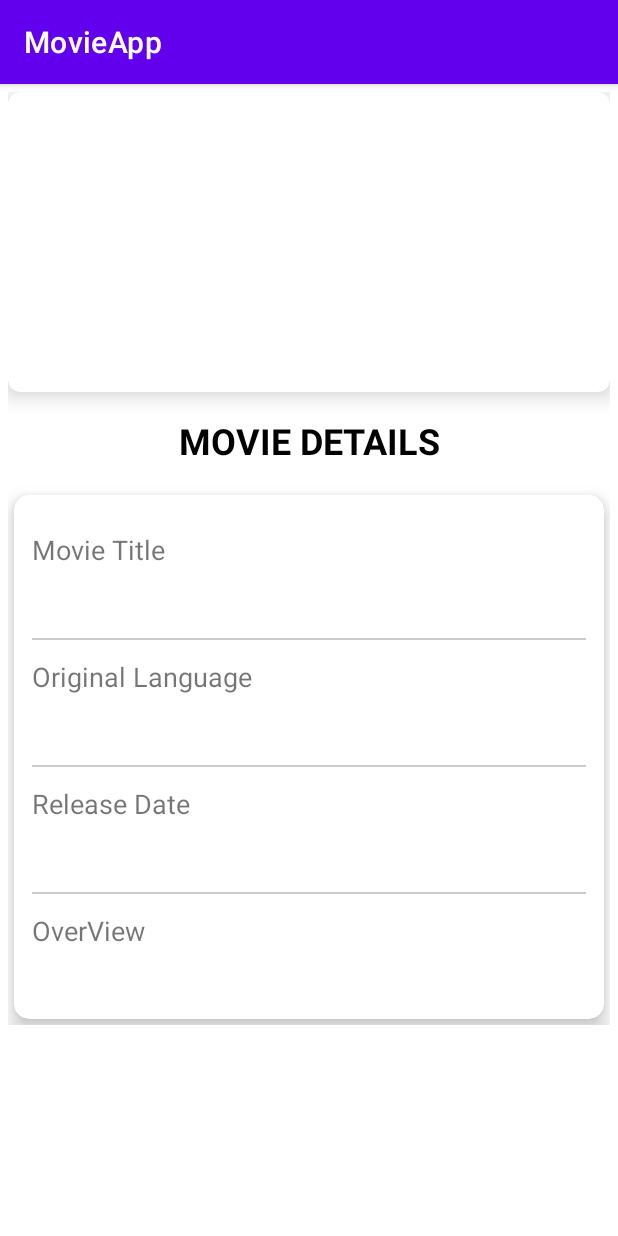
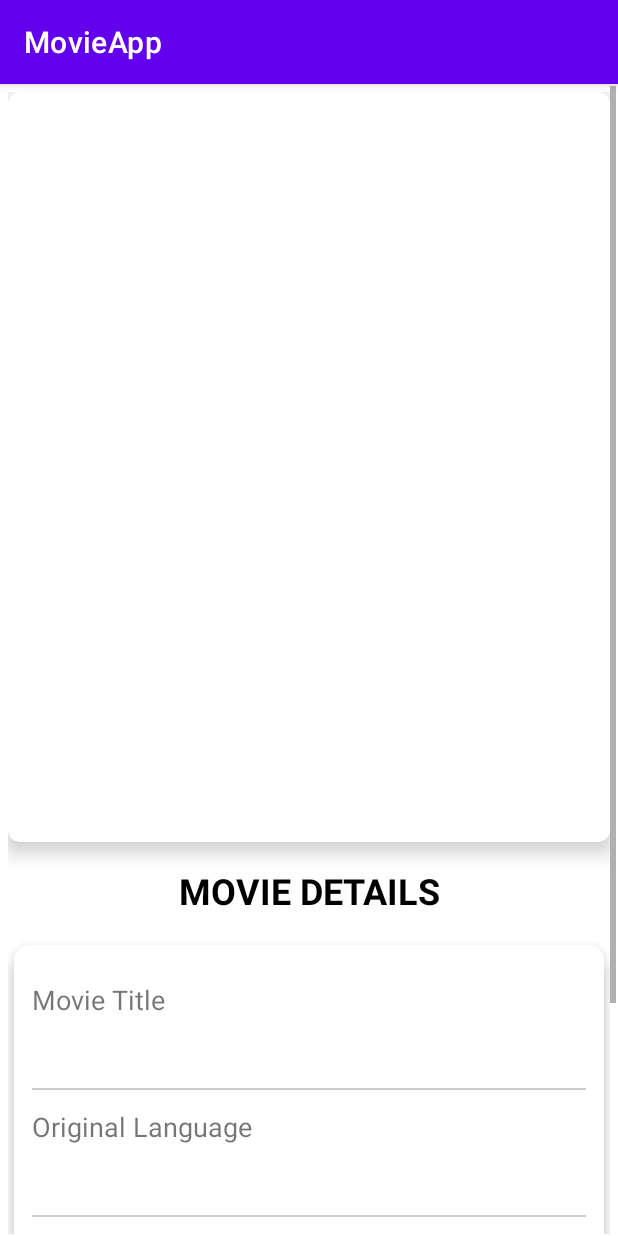
Before and after one commit to samueljuma/MovieApp, an Android app: the fragment MovieDetailsFragment placed in its activity, on a phone screen of 412 x 824 dp. Run offline under Robolectric (Android 15) with nearby library versions, the phone set to English and light mode, and no system bars; our stand-ins replace Dagger/Hilt's generated code, data binding; pictures from the network do not load; 2 statements that could not run were skipped.

Commit message:
minor ui_polish

```diff
--- a/app/src/main/res/layout/fragment_movie_details.xml
+++ b/app/src/main/res/layout/fragment_movie_details.xml
@@ -28,7 +28,7 @@
                 <ImageView
                     android:id="@+id/imageView"
                     android:layout_width="match_parent"
-                    android:layout_height="200dp"
+                    android:layout_height="500dp"
                     app:imageUrl="@{movie}"
                     android:scaleType="centerCrop"
                     tools:src="@drawable/johnwick" />
--- a/app/src/main/res/layout/fragment_movie_list.xml
+++ b/app/src/main/res/layout/fragment_movie_list.xml
@@ -2,6 +2,8 @@
 <layout xmlns:android="http://schemas.android.com/apk/res/android"
     xmlns:app="http://schemas.android.com/apk/res-auto"
     xmlns:tools="http://schemas.android.com/tools">
+
+
 
     <androidx.constraintlayout.widget.ConstraintLayout
         android:layout_width="match_parent"
--- a/app/src/main/res/navigation/nav_graph.xml
+++ b/app/src/main/res/navigation/nav_graph.xml
@@ -8,7 +8,7 @@
     <fragment
         android:id="@+id/movieListFragment"
         android:name="com.samueljuma.movieapp.presentation.ui.movielist.MovieListFragment"
-        android:label="MovieListFragment"
+        android:label="Home"
         tools:layout="@layout/fragment_movie_list">
         <action
             android:id="@+id/action_movieListFragment_to_movieDetailsFragment2"
@@ -17,9 +17,10 @@
     <fragment
         android:id="@+id/movieDetailsFragment"
         android:name="com.samueljuma.movieapp.presentation.ui.moviedetails.MovieDetailsFragment"
-        android:label="MovieDetailsFragment"
+        android:label="Movie Details"
         tools:layout="@layout/fragment_movie_details">
-        <argument android:name="movie"
-            app:argType="com.samueljuma.movieapp.data.model.Movie"/>
+        <argument
+            android:name="movie"
+            app:argType="com.samueljuma.movieapp.data.model.Movie" />
     </fragment>
 </navigation>
```
